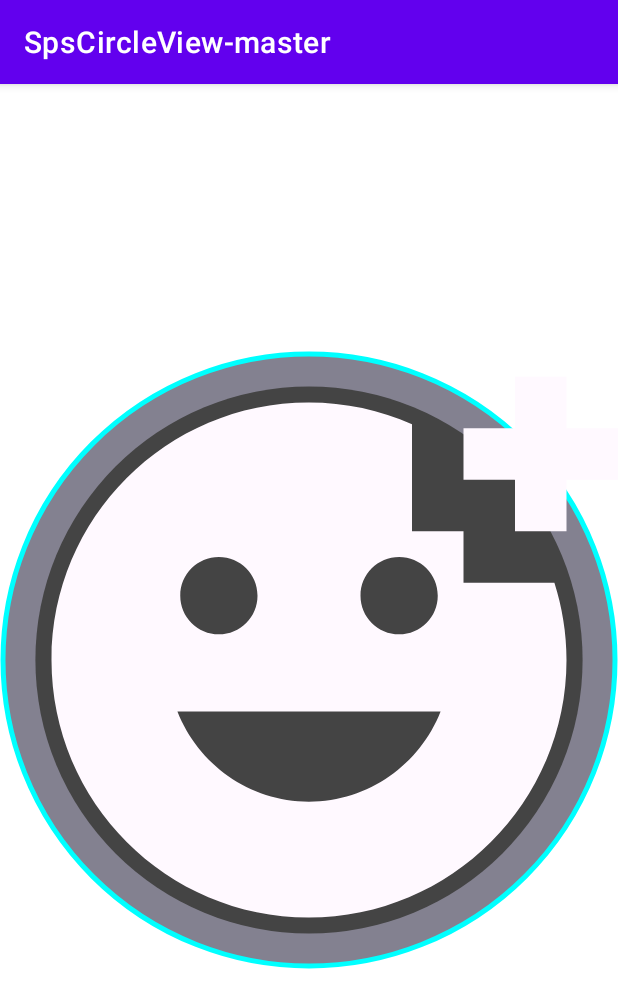
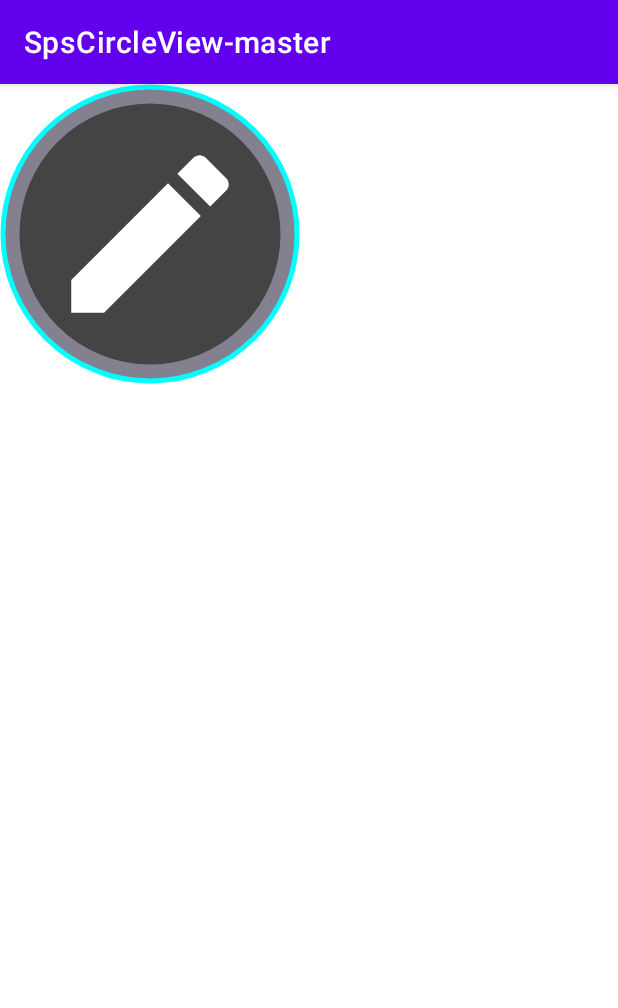
Before and after one commit to SPSpisoft/SpsCircleView-master, an Android app: the screen it shows after launch (MainActivity), on a phone screen of 412 x 824 dp. Shown: the top 1008 px of the screen. Run offline under Robolectric (Android 15) with nearby library versions, the phone set to English and light mode, and no system bars.

Commit message:
add icon

```diff
--- a/SpCircleView/src/main/java/com/spisoft/spcircleview/CircleView.java
+++ b/SpCircleView/src/main/java/com/spisoft/spcircleview/CircleView.java
@@ -1,15 +1,27 @@
 package com.spisoft.spcircleview;
 
+import android.annotation.SuppressLint;
 import android.content.Context;
 import android.content.res.TypedArray;
+import android.graphics.Bitmap;
+import android.graphics.BitmapFactory;
 import android.graphics.Canvas;
 import android.graphics.Color;
+import android.graphics.Matrix;
 import android.graphics.Paint;
+import android.graphics.Rect;
 import android.graphics.RectF;
 import android.graphics.Typeface;
+import android.graphics.drawable.BitmapDrawable;
+import android.graphics.drawable.Drawable;
 import android.text.TextPaint;
 import android.util.AttributeSet;
 import android.view.View;
+import android.widget.ImageView;
+import android.widget.LinearLayout;
+import android.widget.RelativeLayout;
+
+import androidx.appcompat.content.res.AppCompatResources;
 
 public class CircleView extends View {
 
@@ -25,6 +37,7 @@ public class CircleView extends View {
     private static float DEFAULT_TITLE_SIZE = 25f;
     private static float DEFAULT_SUBTITLE_SIZE = 20f;
     private static float DEFAULT_TITLE_SUBTITLE_SPACE = 0f;
+    private static float DEFAULT_ICON_MARGIN = 0f;
 
     private static int DEFAULT_STROKE_COLOR = Color.CYAN;
     private static int DEFAULT_BACKGROUND_COLOR = Color.WHITE;
@@ -59,27 +72,30 @@ public class CircleView extends View {
     private Paint mStrokePaint;
     private Paint mBackgroundPaint;
     private Paint mFillPaint;
+    private Drawable mDrawable = null;
+    private float mDrawableMargin;
 
     private RectF mInnerRectF;
 
     private int mViewSize;
+    private Context mContext;
 
     public CircleView(Context context) {
         super(context);
-        init(null, 0);
+        init(context, null, 0);
     }
 
     public CircleView(Context context, AttributeSet attrs) {
         super(context, attrs);
-        init(attrs, 0);
+        init(context, attrs, 0);
     }
 
     public CircleView(Context context, AttributeSet attrs, int defStyle) {
         super(context, attrs, defStyle);
-        init(attrs, defStyle);
+        init(context, attrs, defStyle);
     }
 
-    private void init(AttributeSet attrs, int defStyle) {
+    private void init(Context context, AttributeSet attrs, int defStyle) {
         final TypedArray a = getContext().obtainStyledAttributes(
                 attrs, R.styleable.CircleView, defStyle, 0);
 
@@ -91,6 +107,7 @@ public class CircleView extends View {
             mSubtitleText = a.getString(R.styleable.CircleView_cv_subtitleText);
         }
 
+        mContext = context;
         mTitleColor = a.getColor(R.styleable.CircleView_cv_titleColor,DEFAULT_TITLE_COLOR);
         mSubtitleColor = a.getColor(R.styleable.CircleView_cv_subtitleColor,DEFAULT_SUBTITLE_COLOR);
         mBackgroundColor = a.getColor(R.styleable.CircleView_cv_backgroundColorValue,DEFAULT_BACKGROUND_COLOR);
@@ -105,6 +122,11 @@ public class CircleView extends View {
 
         mTitleSubtitleSpace = a.getFloat(R.styleable.CircleView_cv_titleSubtitleSpace, DEFAULT_TITLE_SUBTITLE_SPACE);
         mViewSize = a.getInteger(R.styleable.CircleView_cv_size, DEFAULT_VIEW_SIZE);
+
+        int drawableResId = a.getResourceId(R.styleable.CircleView_cv_icon, -1);
+        if(drawableResId >= 0)
+            mDrawable = AppCompatResources.getDrawable(context, drawableResId);
+        mDrawableMargin = a.getDimension(R.styleable.CircleView_cv_icon_margin, DEFAULT_ICON_MARGIN);
 
         a.recycle();
 
@@ -139,6 +161,7 @@ public class CircleView extends View {
         mBackgroundPaint.setStyle(Paint.Style.FILL);
         mBackgroundPaint.setColor(mBackgroundColor);
 
+
         //Fill Paint
         mFillPaint = new Paint();
         mFillPaint.setFlags(Paint.ANTI_ALIAS_FLAG);
@@ -146,6 +169,13 @@ public class CircleView extends View {
         mFillPaint.setColor(mFillColor);
 
         mInnerRectF = new RectF();
+
+//        ImageView imageView = new ImageView(context);
+//        imageView.setImageResource(R.drawable.ic_baseline_add_reaction_24);
+//
+//        LayoutParams layoutParams = new RelativeLayout.LayoutParams(mViewSize, mViewSize);
+//        layoutParams.addRule(RelativeLayout.CENTER_IN_PARENT);
+//        this.addView(imageView, layoutParams);
 
     }
 
@@ -175,6 +205,7 @@ public class CircleView extends View {
         setMeasuredDimension(width, height);
     }
 
+    @SuppressLint("DrawAllocation")
     @Override
     protected void onDraw(Canvas canvas) {
 
@@ -211,6 +242,15 @@ public class CircleView extends View {
                     xPos,
                     yPos + 20 + mTitleSubtitleSpace,
                     mSubTextPaint);
+        }
+
+        if (mDrawable != null) {
+            int left = (int) (0 + mDrawableMargin);
+            int top = (int) (0 + mDrawableMargin);
+            int right = (int) (this.getMeasuredWidth() - mDrawableMargin);
+            int bottom = (int) (this.getMeasuredHeight() - mDrawableMargin);
+            mDrawable.setBounds(left, top, right, bottom);
+            mDrawable.draw(canvas);
         }
 
     }
--- a/SpCircleView/src/main/res/values/attrs_circle_view.xml
+++ b/SpCircleView/src/main/res/values/attrs_circle_view.xml
@@ -13,6 +13,8 @@
         <attr name="cv_fillColor" format="color" />
         <attr name="cv_strokeColorValue" format="color" />
         <attr name="cv_backgroundColorValue" format="color" />
+        <attr name="cv_icon" format="reference" />
+        <attr name="cv_icon_margin" format="dimension" />
         <attr name="cv_size" format="integer" />
     </declare-styleable>
 </resources>
--- a/app/src/main/java/com/spisoft/spscircleview_master/MainActivity.java
+++ b/app/src/main/java/com/spisoft/spscircleview_master/MainActivity.java
@@ -17,7 +17,7 @@ public class MainActivity extends AppCompatActivity {
 
         CircleView CV = findViewById(R.id.cv);
         CV.setBackgroundColor(R.color.purple_500);
-        CV.setViewSize(300);
+        CV.setViewSize(50);
 //
     }
 }
--- /dev/null
+++ b/app/src/main/res/drawable/ic_baseline_account_circle_24.xml
@@ -0,0 +1,5 @@
+<vector android:height="24dp" android:tint="#2500FF"
+    android:viewportHeight="24" android:viewportWidth="24"
+    android:width="24dp" xmlns:android="http://schemas.android.com/apk/res/android">
+    <path android:fillColor="@android:color/white" android:pathData="M12,2C6.48,2 2,6.48 2,12s4.48,10 10,10 10,-4.48 10,-10S17.52,2 12,2zM12,5c1.66,0 3,1.34 3,3s-1.34,3 -3,3 -3,-1.34 -3,-3 1.34,-3 3,-3zM12,19.2c-2.5,0 -4.71,-1.28 -6,-3.22 0.03,-1.99 4,-3.08 6,-3.08 1.99,0 5.97,1.09 6,3.08 -1.29,1.94 -3.5,3.22 -6,3.22z"/>
+</vector>
--- /dev/null
+++ b/app/src/main/res/drawable/ic_baseline_create_24.xml
@@ -0,0 +1,5 @@
+<vector android:height="24dp" android:tint="#FFFFFF"
+    android:viewportHeight="24" android:viewportWidth="24"
+    android:width="24dp" xmlns:android="http://schemas.android.com/apk/res/android">
+    <path android:fillColor="@android:color/white" android:pathData="M3,17.25V21h3.75L17.81,9.94l-3.75,-3.75L3,17.25zM20.71,7.04c0.39,-0.39 0.39,-1.02 0,-1.41l-2.34,-2.34c-0.39,-0.39 -1.02,-0.39 -1.41,0l-1.83,1.83 3.75,3.75 1.83,-1.83z"/>
+</vector>
--- a/app/src/main/res/layout/activity_main.xml
+++ b/app/src/main/res/layout/activity_main.xml
@@ -8,13 +8,15 @@
 
     <com.spisoft.spcircleview.CircleView
         android:id="@+id/cv"
-        android:layout_width="match_parent"
-        android:layout_height="match_parent">
+        app:cv_icon="@drawable/ic_baseline_create_24"
+        app:cv_icon_margin="30dp"
+        android:layout_width="200dp"
+        android:layout_height="200dp">
     </com.spisoft.spcircleview.CircleView>
 
-    <ImageView
-        android:src="@drawable/ic_baseline_add_reaction_24"
-        android:layout_width="match_parent"
-        android:layout_height="match_parent">
-    </ImageView>
+<!--    <ImageView-->
+<!--        android:src="@drawable/ic_baseline_add_reaction_24"-->
+<!--        android:layout_width="match_parent"-->
+<!--        android:layout_height="match_parent">-->
+<!--    </ImageView>-->
 </RelativeLayout>
--- a/build.gradle
+++ b/build.gradle
@@ -16,6 +16,7 @@ allprojects {
     repositories {
         google()
         jcenter()
+        maven { url "https://jitpack.io" }
     }
 }
 
```
